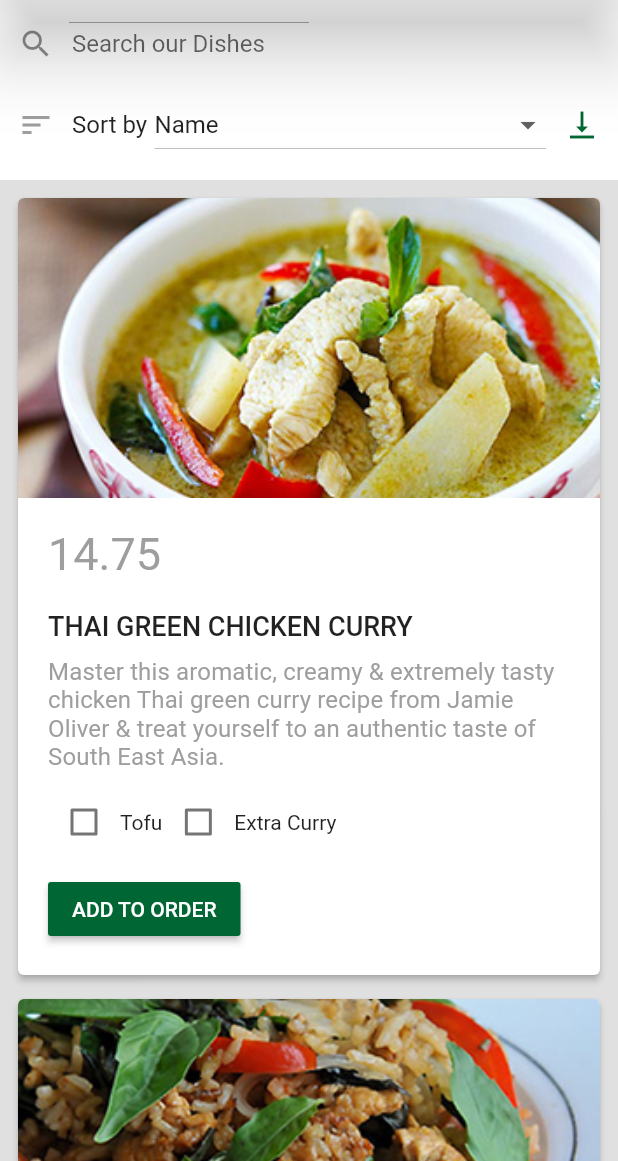
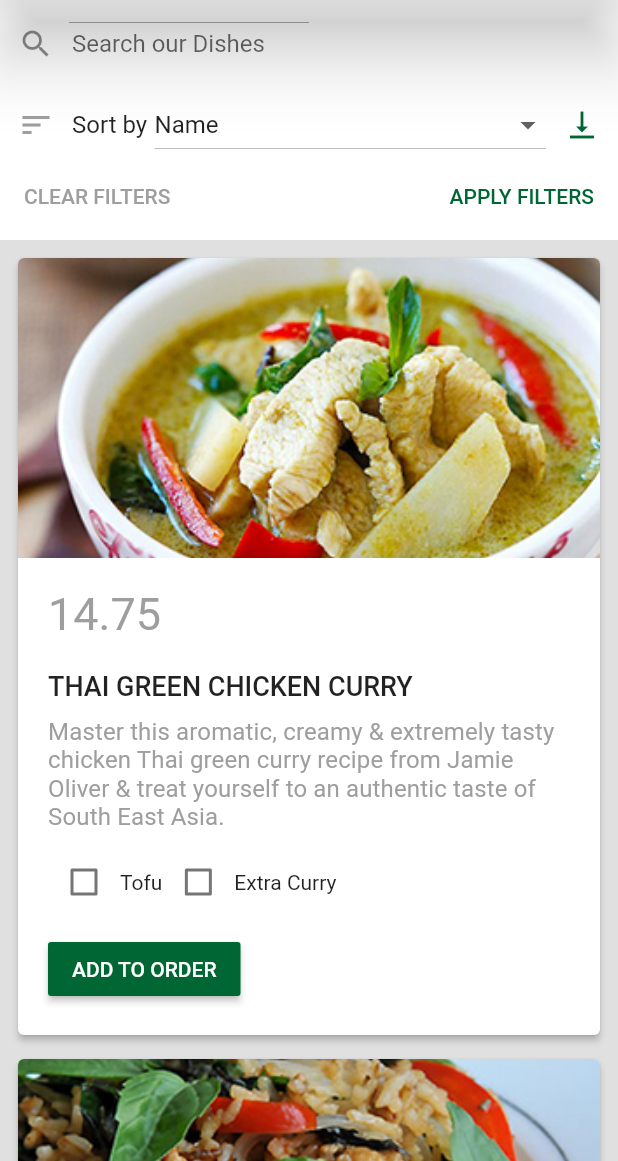
Before and after one commit to devonfw-forge/devonfw4flutter-mts-app, a Flutter app: the Menu screen opened by its route, after a tap on the "vertical align top" icon, on a phone screen of 412 x 824 dp, the part 75-1236 px from its top. Run offline on Flutter 3.47's test engine with Material 2 defaults, Android fonts, the light colour scheme and no system bars; our stand-ins replace badges, bloc, datetime_picker_formfield, equatable, flutter_bloc; missing offline and left inert: copyable; network calls fail.

Commit message:
Buttons on search header

```diff
--- a/lib/blocs/current_search_bloc.dart
+++ b/lib/blocs/current_search_bloc.dart
@@ -20,6 +20,9 @@ class CurrentSearchBloc extends Bloc<CurrentSearchEvent, Search> {
     if (event is FlipDirectionEvent) {
       newSearch = currentState.copyWith(descending: !currentState.descending);
     }
+    if (event is ClearSearchEvent) {
+      newSearch = Search();
+    }
 
     yield newSearch;
   }
--- a/lib/blocs/current_search_events.dart
+++ b/lib/blocs/current_search_events.dart
@@ -26,3 +26,8 @@ class FlipDirectionEvent extends CurrentSearchEvent {
   @override
   List<Object> get props => ["flip"];
 }
+class ClearSearchEvent extends CurrentSearchEvent {
+
+  @override
+  List<Object> get props => ["clear"];
+}
--- a/lib/ui/pages/menu/sliver_search_header.dart
+++ b/lib/ui/pages/menu/sliver_search_header.dart
@@ -2,12 +2,13 @@ import 'package:flutter/material.dart';
 import 'package:flutter_bloc/flutter_bloc.dart';
 import 'package:my_thai_star_flutter/blocs/current_search_bloc.dart';
 import 'package:my_thai_star_flutter/blocs/current_search_events.dart';
+import 'package:my_thai_star_flutter/blocs/dish_bloc.dart';
 import 'package:my_thai_star_flutter/models/search.dart';
 
 import '../../ui_helper.dart';
 
 class SliverSearchHeader extends StatelessWidget {
-  static const double height = 120;
+  static const double height = 160;
 
   const SliverSearchHeader({
     Key key,
@@ -29,11 +30,48 @@ class SliverSearchHeader extends StatelessWidget {
               children: <Widget>[
                 _SearchBar(state: state),
                 _Sort(state: state),
+                _Buttons(),
               ],
             ),
           ),
         ),
       ),
+    );
+  }
+}
+
+class _Buttons extends StatelessWidget {
+  const _Buttons({Key key}) : super(key: key);
+
+  @override
+  Widget build(BuildContext context) {
+    return Row(
+      mainAxisAlignment: MainAxisAlignment.spaceBetween,
+      children: <Widget>[
+        FlatButton(
+            child: Text(
+              "CLEAR FILTERS",
+              style: Theme.of(context).textTheme.button.copyWith(
+                    color: Colors.grey,
+                  ),
+            ),
+            onPressed: () {
+              BlocProvider.of<CurrentSearchBloc>(context)
+                  .dispatch(ClearSearchEvent());
+
+              BlocProvider.of<DishBloc>(context).dispatch(DishEvents.request);
+            }),
+        FlatButton(
+          child: Text(
+            "APPLY FILTERS",
+            style: Theme.of(context).textTheme.button.copyWith(
+                  color: Theme.of(context).accentColor,
+                ),
+          ),
+          onPressed: () =>
+              BlocProvider.of<DishBloc>(context).dispatch(DishEvents.request),
+        ),
+      ],
     );
   }
 }
```
